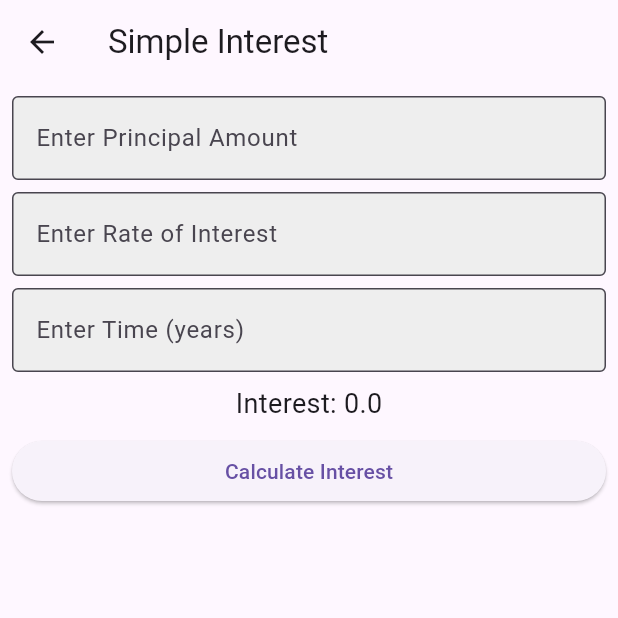
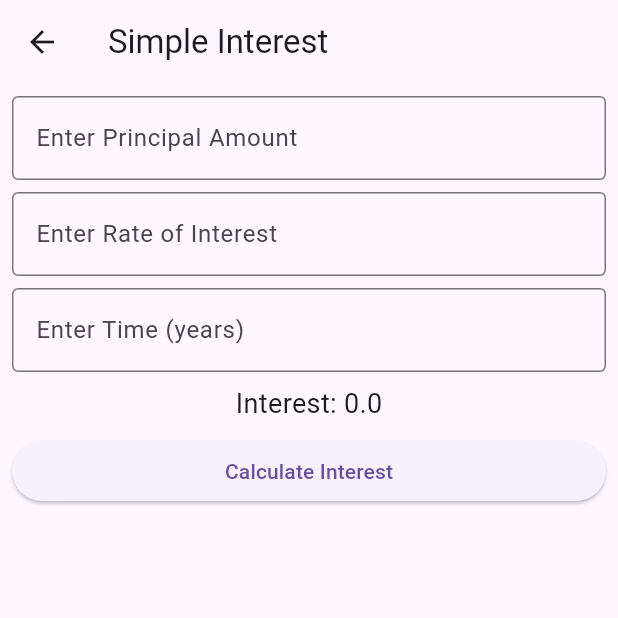
Before and after one commit to SupragyaBasnet/second_flutter_project, a Flutter app: the screen it shows after launch, after a tap on "Simple Interest", on a phone screen of 412 x 824 dp, the top half of it. Run offline on Flutter 3.47's test engine with Material 3 defaults, Android fonts, the light colour scheme and no system bars.

Commit message:
third commit

```diff
--- a/lib/dashboard.dart
+++ b/lib/dashboard.dart
@@ -21,7 +21,10 @@ class Dashboard extends StatelessWidget {
             crossAxisAlignment: CrossAxisAlignment
                 .center, // This centers the buttons horizontally as well
             children: [
-              ElevatedButton(
+              SizedBox(
+                width: double
+                    .infinity, // This makes the button expand to the full width
+                child: ElevatedButton(
                   onPressed: () {
                     Navigator.push(
                       context,
@@ -31,8 +34,12 @@ class Dashboard extends StatelessWidget {
                   },
                   child: const Text('Arithmetic'),
                 ),
+              ),
               const SizedBox(height: 20),
-              ElevatedButton(
+              SizedBox(
+                width: double
+                    .infinity, // This makes the button expand to the full width
+                child: ElevatedButton(
                   onPressed: () {
                     Navigator.push(
                       context,
@@ -42,8 +49,12 @@ class Dashboard extends StatelessWidget {
                   },
                   child: const Text('Simple Interest'),
                 ),
+              ),
               const SizedBox(height: 20),
-              ElevatedButton(
+              SizedBox(
+                width: double
+                    .infinity, // This makes the button expand to the full width
+                child: ElevatedButton(
                   onPressed: () {
                     Navigator.push(
                       context,
@@ -53,6 +64,7 @@ class Dashboard extends StatelessWidget {
                   },
                   child: const Text('Area of Circle'),
                 ),
+              ),
             ],
           ),
         ),
--- a/lib/view/area_of_circle.dart
+++ b/lib/view/area_of_circle.dart
@@ -30,8 +30,6 @@ class _AreaOfCircleViewState extends State<AreaOfCircleView> {
                 decoration: InputDecoration(
                   labelText: 'Enter Radius',
                   border: OutlineInputBorder(), // Adds box around input
-                  filled: true, // Fills the background
-                  fillColor: Colors.grey[200], // Light grey background color
                 ),
                 onChanged: (value) {
                   setState(() {
--- a/lib/view/simple_interest.dart
+++ b/lib/view/simple_interest.dart
@@ -33,8 +33,6 @@ class _SimpleInterestViewState extends State<SimpleInterestView> {
                 decoration: InputDecoration(
                   labelText: 'Enter Principal Amount',
                   border: OutlineInputBorder(), // Adds box around input
-                  filled: true, // Fills the background
-                  fillColor: Colors.grey[200], // Light grey background color
                 ),
                 onChanged: (value) {
                   setState(() {
@@ -51,8 +49,6 @@ class _SimpleInterestViewState extends State<SimpleInterestView> {
                 decoration: InputDecoration(
                   labelText: 'Enter Rate of Interest',
                   border: OutlineInputBorder(), // Adds box around input
-                  filled: true, // Fills the background
-                  fillColor: Colors.grey[200], // Light grey background color
                 ),
                 onChanged: (value) {
                   setState(() {
@@ -69,8 +65,6 @@ class _SimpleInterestViewState extends State<SimpleInterestView> {
                 decoration: InputDecoration(
                   labelText: 'Enter Time (years)',
                   border: OutlineInputBorder(), // Adds box around input
-                  filled: true, // Fills the background
-                  fillColor: Colors.grey[200], // Light grey background color
                 ),
                 onChanged: (value) {
                   setState(() {
```
Lines whose indentation alone changed are shown as unchanged.
